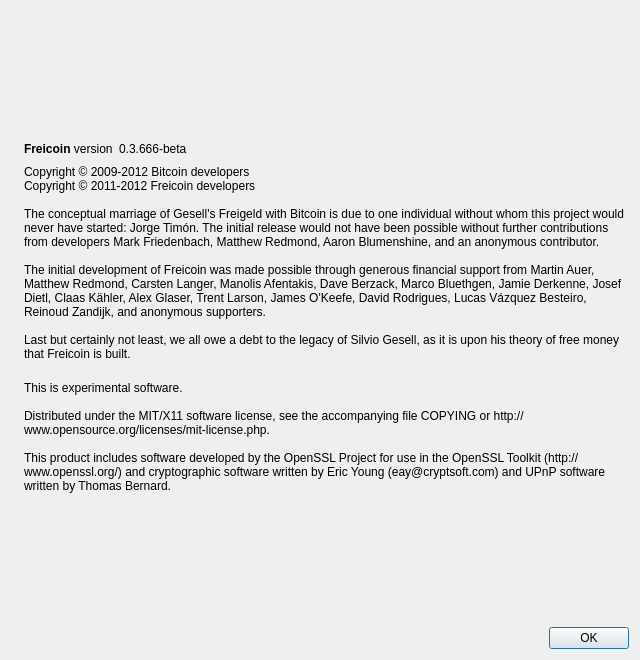
Qt form src/qt/forms/aboutdialog.ui (freicoin/freicoin-old) before a commit.
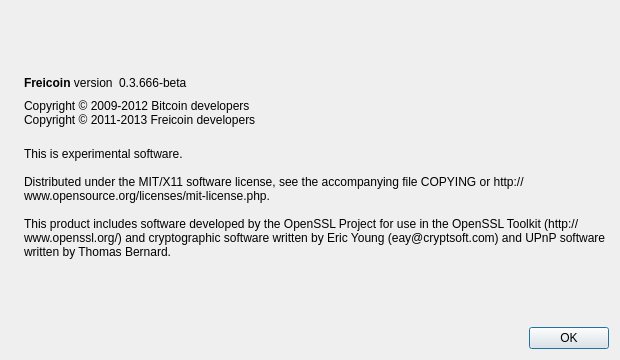
The same form after that commit. Icons and pictures are not drawn.

Commit message:
[GUI] Make 'About' window compact
Closes #88

```diff
--- a/src/qt/forms/aboutdialog.ui
+++ b/src/qt/forms/aboutdialog.ui
@@ -6,8 +6,8 @@
    <rect>
     <x>0</x>
     <y>0</y>
-    <width>640</width>
-    <height>660</height>
+    <width>620</width>
+    <height>360</height>
    </rect>
   </property>
   <property name="windowTitle">
@@ -92,13 +92,8 @@
        </property>
        <property name="text">
         <string>Copyright © 2009-2012 Bitcoin developers
-Copyright © 2011-2012 Freicoin developers
-
-The conceptual marriage of Gesell's Freigeld with Bitcoin is due to one individual without whom this project would never have started: Jorge Timón. The initial release would not have been possible without further contributions from developers Mark Friedenbach, Matthew Redmond, Aaron Blumenshine, and an anonymous contributor.
-
-The initial development of Freicoin was made possible through generous financial support from Martin Auer, Matthew Redmond, Carsten Langer, Manolis Afentakis, Dave Berzack, Marco Bluethgen, Jamie Derkenne, Josef Dietl, Claas Kähler, Alex Glaser, Trent Larson, James O'Keefe, David Rodrigues, Lucas Vázquez Besteiro, Reinoud Zandijk, and anonymous supporters.
-
-Last but certainly not least, we all owe a debt to the legacy of Silvio Gesell, as it is upon his theory of free money that Freicoin is built.</string>
+Copyright © 2011-2013 Freicoin developers
+</string>
        </property>
        <property name="wordWrap">
         <bool>true</bool>
@@ -114,8 +109,7 @@
         <cursorShape>IBeamCursor</cursorShape>
        </property>
        <property name="text">
-        <string>
-This is experimental software.
+        <string>This is experimental software.
 
 Distributed under the MIT/X11 software license, see the accompanying file COPYING or http://www.opensource.org/licenses/mit-license.php.
 
```
